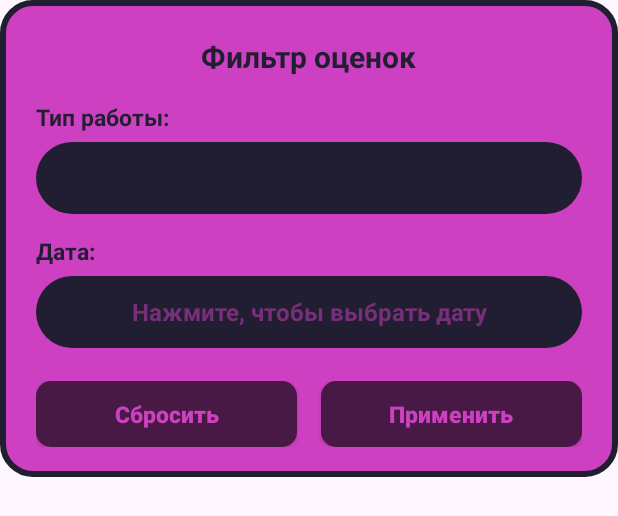
After one commit to VasilisaGun/tetyaya_nedela_rebzi, an Android app: the layout dialog_filter_grades.xml on its own in the app's theme, with its tools: preview values and no code run, on a phone screen of 412 x 824 dp. The commit adds this screen. Shown: the top 516 px of the screen. Run offline under Robolectric (Android 15) with nearby library versions, the phone set to English and light mode, and no system bars.

Commit message:
Фильтр и красивый календарь готов

```diff
--- /dev/null
+++ b/app/src/main/res/layout/dialog_filter_grades.xml
@@ -0,0 +1,103 @@
+<?xml version="1.0" encoding="utf-8"?>
+<LinearLayout xmlns:android="http://schemas.android.com/apk/res/android"
+android:layout_width="match_parent"
+android:layout_height="wrap_content"
+android:background="@drawable/bg_dialog_card"
+android:orientation="vertical"
+android:paddingStart="24dp"
+android:paddingTop="24dp"
+android:paddingEnd="24dp"
+android:paddingBottom="20dp">
+
+<TextView
+    android:layout_width="wrap_content"
+    android:layout_height="wrap_content"
+    android:layout_gravity="center_horizontal"
+    android:layout_marginBottom="16dp"
+    android:text="Фильтр оценок"
+    android:textColor="@color/dark_bg"
+    android:textSize="20sp"
+    android:textStyle="bold" />
+
+<!-- Выбор типа работы -->
+<TextView
+    android:layout_width="wrap_content"
+    android:layout_height="wrap_content"
+    android:layout_marginBottom="6dp"
+    android:text="Тип работы:"
+    android:textColor="@color/dark_bg"
+    android:textSize="15sp"
+    android:textStyle="bold" />
+
+<Spinner
+    android:id="@+id/spinnerFilterType"
+    android:layout_width="match_parent"
+    android:layout_height="48dp"
+    android:background="@drawable/bg_dark_pill"
+    android:popupBackground="@drawable/bg_avg_outline"
+    android:paddingStart="16dp"
+    android:paddingEnd="16dp" />
+
+<!-- Выбор даты -->
+<TextView
+    android:layout_width="wrap_content"
+    android:layout_height="wrap_content"
+    android:layout_marginTop="14dp"
+    android:layout_marginBottom="6dp"
+    android:text="Дата:"
+    android:textColor="@color/dark_bg"
+    android:textSize="15sp"
+    android:textStyle="bold" />
+
+<EditText
+    android:id="@+id/etFilterDate"
+    android:layout_width="match_parent"
+    android:layout_height="48dp"
+    android:background="@drawable/bg_dark_pill"
+    android:clickable="true"
+    android:focusable="false"
+    android:gravity="center"
+    android:hint="Нажмите, чтобы выбрать дату"
+    android:paddingStart="16dp"
+    android:paddingEnd="16dp"
+    android:textColor="@color/pink_accent"
+    android:textColorHint="#80CE40C2"
+    android:textSize="16sp"
+    android:textStyle="bold" />
+
+<!-- Кнопки Сбросить и Применить -->
+<LinearLayout
+    android:layout_width="match_parent"
+    android:layout_height="wrap_content"
+    android:layout_marginTop="22dp"
+    android:gravity="center"
+    android:orientation="horizontal">
+
+    <androidx.appcompat.widget.AppCompatButton
+        android:id="@+id/btnFilterReset"
+        android:layout_width="0dp"
+        android:layout_height="44dp"
+        android:layout_marginEnd="8dp"
+        android:layout_weight="1"
+        android:background="@drawable/bg_dialog_btn"
+        android:text="Сбросить"
+        android:textAllCaps="false"
+        android:textColor="@color/pink_accent"
+        android:textSize="15sp"
+        android:textStyle="bold" />
+
+    <androidx.appcompat.widget.AppCompatButton
+        android:id="@+id/btnFilterApply"
+        android:layout_width="0dp"
+        android:layout_height="44dp"
+        android:layout_marginStart="8dp"
+        android:layout_weight="1"
+        android:background="@drawable/bg_dialog_btn"
+        android:text="Применить"
+        android:textAllCaps="false"
+        android:textColor="@color/pink_accent"
+        android:textSize="15sp"
+        android:textStyle="bold" />
+</LinearLayout>
+
+</LinearLayout>
```
Also changed, not shown: app/src/main/java/com/example/personalaccount/GradesActivity.kt (+127 -16 lines), app/src/main/res/drawable/ic_filter.xml (added, +10 -0 lines), app/src/main/res/layout/activity_grades.xml (+16 -2 lines), app/src/main/res/layout/dialog_custom_calendar.xml (added, +63 -0 lines), app/src/main/res/values/themes.xml (+8 -1 lines).
